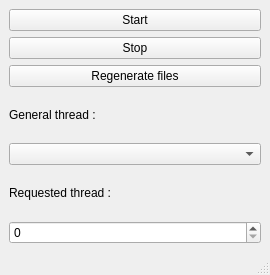
Qt form mainwindow.ui (TarasBarninets/thread-manager) before a commit.
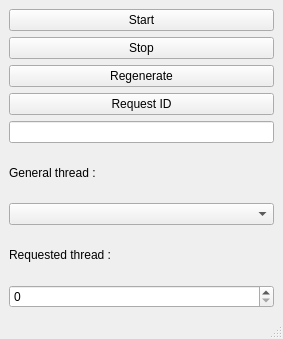
The same form after that commit.

The edit to the form file:
```diff
--- a/mainwindow.ui
+++ b/mainwindow.ui
@@ -9,8 +9,8 @@
    <rect>
     <x>0</x>
     <y>0</y>
-    <width>270</width>
-    <height>275</height>
+    <width>283</width>
+    <height>339</height>
    </rect>
   </property>
   <property name="windowTitle">
@@ -35,7 +35,24 @@
     <item>
      <widget class="QPushButton" name="regenerateButton">
       <property name="text">
-       <string>Regenerate files</string>
+       <string>Regenerate</string>
+      </property>
+     </widget>
+    </item>
+    <item>
+     <widget class="QPushButton" name="requestButton">
+      <property name="text">
+       <string>Request ID</string>
+      </property>
+     </widget>
+    </item>
+    <item>
+     <widget class="QLineEdit" name="lineEdit">
+      <property name="inputMask">
+       <string/>
+      </property>
+      <property name="text">
+       <string/>
       </property>
      </widget>
     </item>
```
Left out of the diff: 2 changed lines with no effect on the pictures.
